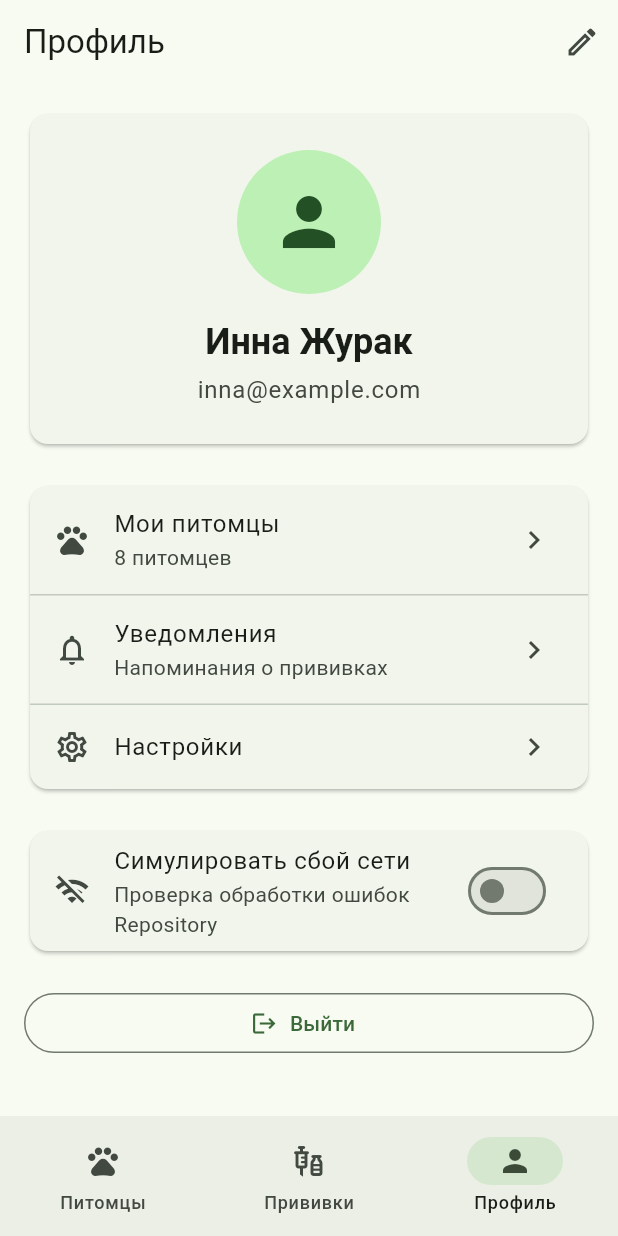
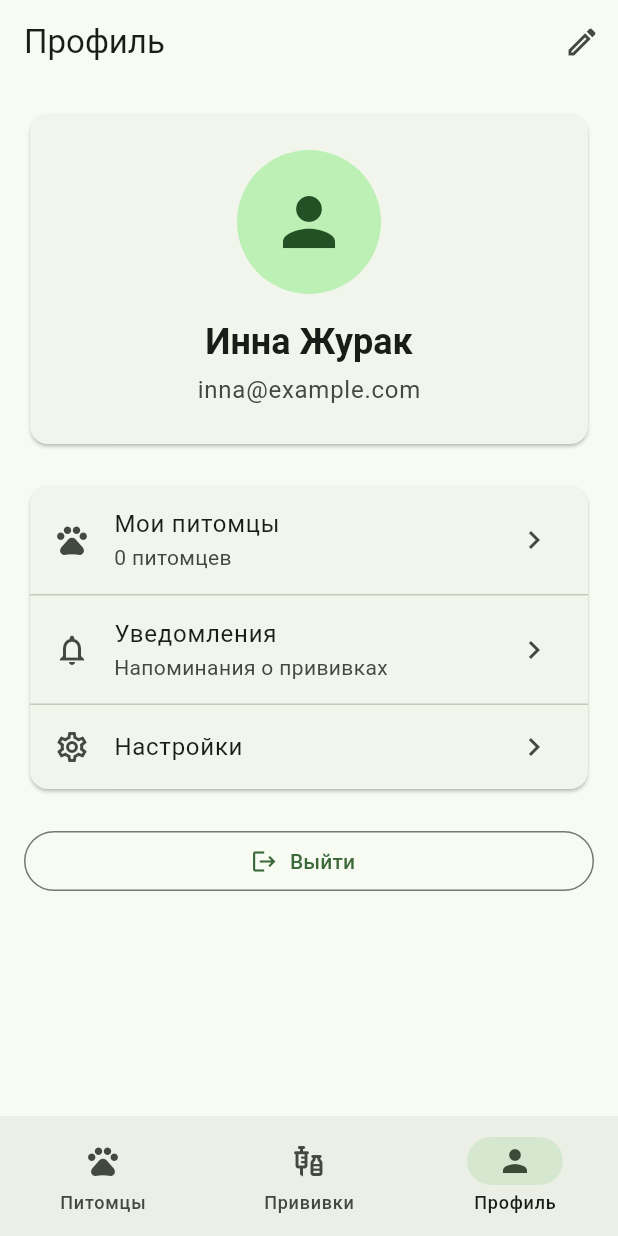
Before and after one commit to inneo256/PetCare, a Flutter app: the ProfileScreen screen opened by its route, on a phone screen of 412 x 824 dp. Run offline on Flutter 3.47's test engine with Material 3 defaults, Android fonts, the phone set to English and light mode, and no system bars; our stand-ins replace go_router, shared_preferences; accounts and stored records are empty; network calls fail.

Commit message:
L5: замена MockPetRepository на HttpPetRepository

```diff
--- a/lib/data/mock_data.dart
+++ /dev/null
@@ -1,92 +0,0 @@
-import 'pet.dart';
-class MockData {
-
-  static const List<Pet> pets = [
-    Pet(
-      id: 1,
-      name: 'Мися',
-      species: 'Кошка',
-      birthDate: '12.04.2021',
-    ),
-    Pet(
-      id: 2,
-      name: 'Барни',
-      species: 'Собака',
-      birthDate: '28.09.2019',
-    ),
-    Pet(
-      id: 3,
-      name: 'Луна',
-      species: 'Кошка',
-      birthDate: '05.06.2022',
-    ),
-    Pet(
-      id: 4,
-      name: 'Макс',
-      species: 'Собака',
-      birthDate: '17.01.2020',
-    ),
-    Pet(
-      id: 5,
-      name: 'Оскар',
-      species: 'Кролик',
-      birthDate: '23.11.2022',
-    ),
-    Pet(
-      id: 6,
-      name: 'Белла',
-      species: 'Собака',
-      birthDate: '09.03.2021',
-    ),
-    Pet(
-      id: 7,
-      name: 'Чарли',
-      species: 'Кот',
-      birthDate: '15.08.2020',
-    ),
-    Pet(
-      id: 8,
-      name: 'Рада',
-      species: 'Собака',
-      birthDate: '30.10.2023',
-    ),
-  ];
-
-  static const vaccinations = [
-    {
-      'petName': 'Мия',
-      'vaccinationName': 'Бешенство',
-      'dueDate': '15.10.2026',
-    },
-    {
-      'petName': 'Барни',
-      'vaccinationName': 'Комплексная',
-      'dueDate': '28.10.2026',
-    },
-    {
-      'petName': 'Луна',
-      'vaccinationName': 'Бешенство',
-      'dueDate': '05.11.2026',
-    },
-    {
-      'petName': 'Макс',
-      'vaccinationName': 'Комплексная',
-      'dueDate': '17.11.2026',
-    },
-  ];
-
-  static const vetVisits = [
-    {
-      'date': '15.09.2026',
-      'reason': 'Плановый осмотр',
-      'diagnosis': 'Здорова',
-      'cost': '350 MDL',
-    },
-    {
-      'date': '20.05.2026',
-      'reason': 'Проблемы с пищеварением',
-      'diagnosis': 'Гастрит',
-      'cost': '480 MDL',
-    },
-  ];
-}
--- a/lib/screens/profile_screen.dart
+++ b/lib/screens/profile_screen.dart
@@ -1,30 +1,12 @@
-
 import 'package:flutter/material.dart';
 import 'package:go_router/go_router.dart';
 import 'package:provider/provider.dart';
 
 import '../data/auth_api.dart';
-import '../data/mock_pet_repository.dart';
 import '../models/pet_model.dart';
 
-class ProfileScreen extends StatefulWidget {
+class ProfileScreen extends StatelessWidget {
   const ProfileScreen({super.key});
-
-  @override
-  State<ProfileScreen> createState() => _ProfileScreenState();
-}
-
-class _ProfileScreenState extends State<ProfileScreen> {
-  bool _simulateError = false;
-
-  @override
-  void initState() {
-    super.initState();
-
-    // Синхронизируем состояние с Repository.
-    // При возвращении на экран настройка не сбросится.
-    _simulateError = context.read<MockPetRepository>().simulateError;
-  }
 
   Future<void> _confirmLogout(BuildContext context) async {
     final shouldLogout = await showDialog<bool>(
@@ -46,32 +28,12 @@ class _ProfileScreenState extends State<ProfileScreen> {
     );
 
     if (shouldLogout == true && context.mounted) {
-      // Удаляем JWT-токен из SharedPreferences.
       await context.read<AuthApi>().logout();
 
       if (!context.mounted) return;
 
-      // Возвращаем пользователя на экран входа.
       context.go('/login');
     }
-  }
-
-  void _toggleNetworkError(bool value) {
-    setState(() {
-      _simulateError = value;
-    });
-
-    context.read<MockPetRepository>().simulateError = value;
-
-    ScaffoldMessenger.of(context).showSnackBar(
-      SnackBar(
-        content: Text(
-          value
-              ? 'Симуляция сбоя сети включена'
-              : 'Симуляция сбоя сети выключена',
-        ),
-      ),
-    );
   }
 
   @override
@@ -89,7 +51,7 @@ class _ProfileScreenState extends State<ProfileScreen> {
                 const SnackBar(
                   content: Text(
                     'Редактирование профиля '
-                        'будет доступно позже',
+                    'будет доступно позже',
                   ),
                 ),
               );
@@ -126,9 +88,7 @@ class _ProfileScreenState extends State<ProfileScreen> {
                   Text(
                     'inna@example.com',
                     style: Theme.of(context).textTheme.bodyLarge
-                        ?.copyWith(
-                      color: colorScheme.onSurfaceVariant,
-                    ),
+                        ?.copyWith(color: colorScheme.onSurfaceVariant),
                   ),
                 ],
               ),
@@ -160,7 +120,7 @@ class _ProfileScreenState extends State<ProfileScreen> {
                       const SnackBar(
                         content: Text(
                           'Настройка уведомлений '
-                              'будет доступна позже',
+                          'будет доступна позже',
                         ),
                       ),
                     );
@@ -185,20 +145,6 @@ class _ProfileScreenState extends State<ProfileScreen> {
           ),
           const SizedBox(height: 20),
 
-          // Переключатель аварии из L4.
-          Card(
-            child: SwitchListTile(
-              secondary: const Icon(Icons.wifi_off_outlined),
-              title: const Text('Симулировать сбой сети'),
-              subtitle: const Text(
-                'Проверка обработки ошибок Repository',
-              ),
-              value: _simulateError,
-              onChanged: _toggleNetworkError,
-            ),
-          ),
-          const SizedBox(height: 20),
-
           OutlinedButton.icon(
             onPressed: () => _confirmLogout(context),
             icon: const Icon(Icons.logout),
```
Also changed, not shown: lib/data/mock_pet_repository.dart (deleted, +0 -115 lines), lib/main.dart (+12 -21 lines), lib/router.dart (+25 -24 lines), 2 other files.
